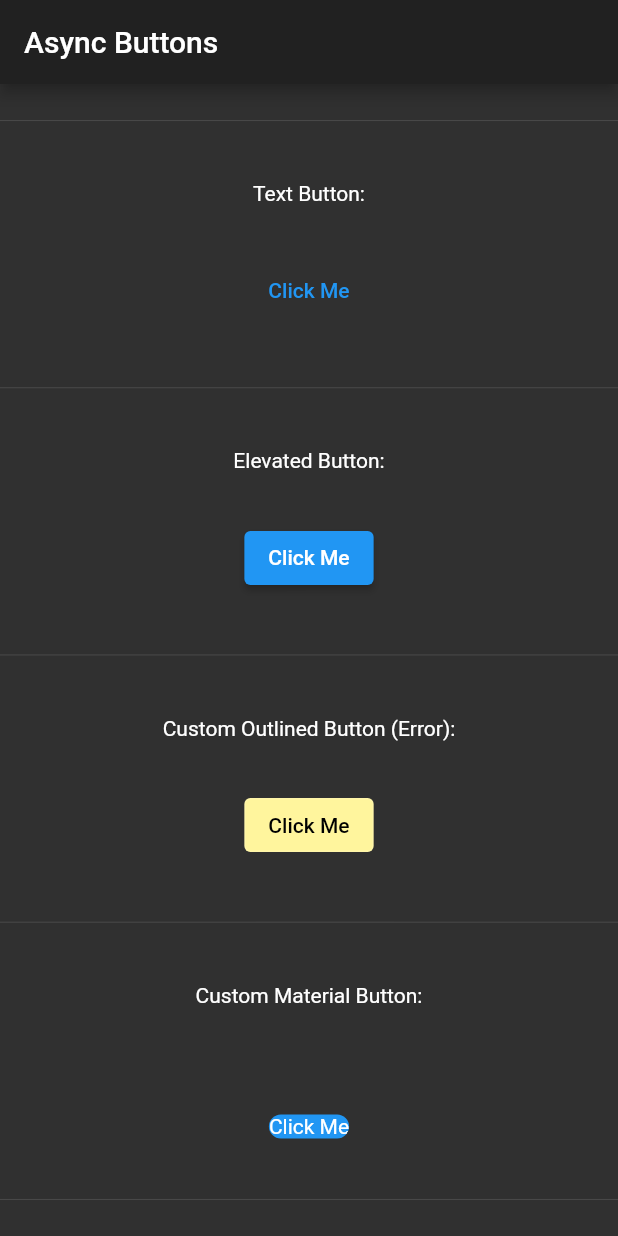
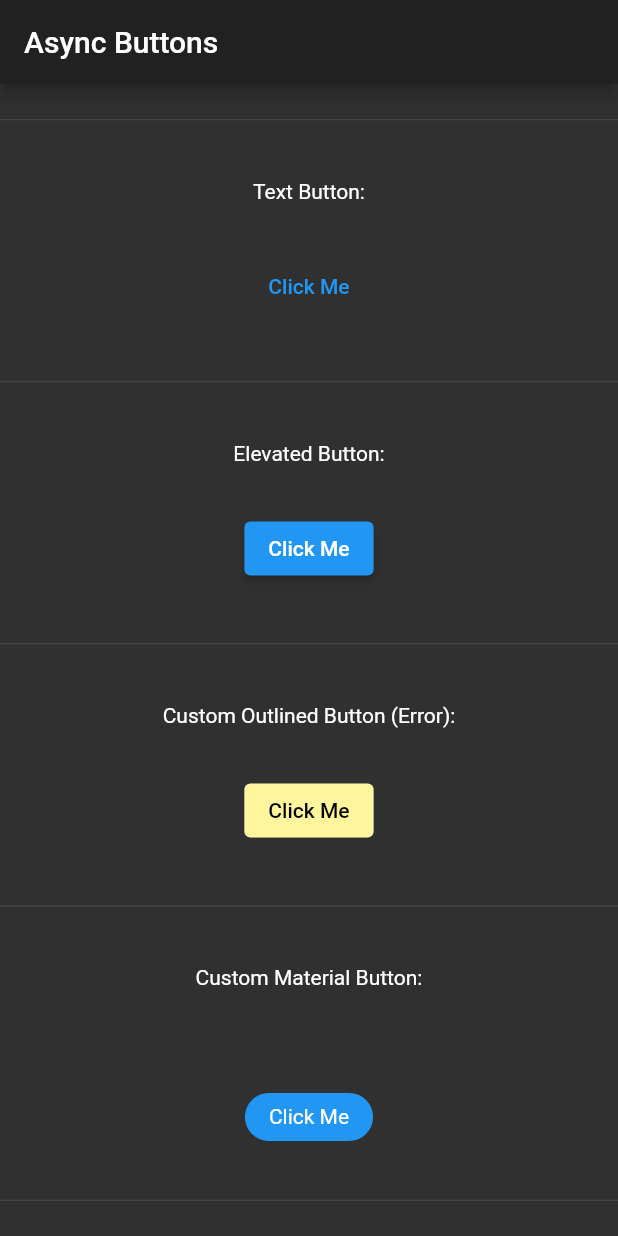
Before and after one commit to stargazing-dino/async_button_builder, a Flutter app: the screen it shows after launch, on a phone screen of 412 x 824 dp. Run offline on Flutter 3.47's test engine with Material 2 defaults, Android fonts, the phone set to English and light mode, and no system bars; our stand-ins replace flutter_hooks, freezed_annotation.

Commit message:
Added padding to click me button in hook example

```diff
--- a/packages/async_button_hook/example/lib/main.dart
+++ b/packages/async_button_hook/example/lib/main.dart
@@ -111,7 +111,16 @@ class MyHomePage extends HookWidget {
                       child: child,
                     );
                   },
-                  child: const Text('Click Me'),
+                  child: const Padding(
+                    padding: EdgeInsets.symmetric(
+                      horizontal: 16.0,
+                      vertical: 8.0,
+                    ),
+                    child: Text(
+                      'Click Me',
+                      style: TextStyle(color: Colors.white),
+                    ),
+                  ),
                   onPressed: () async {
                     await Future.delayed(const Duration(seconds: 2));
                   },
```
